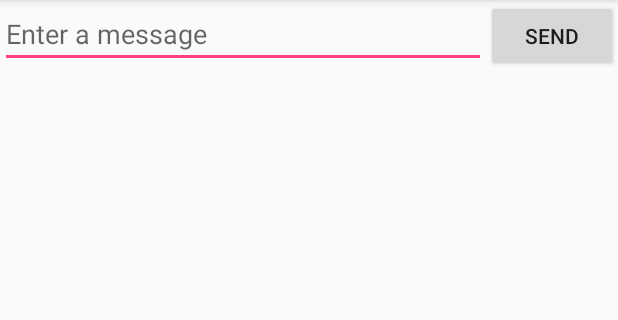
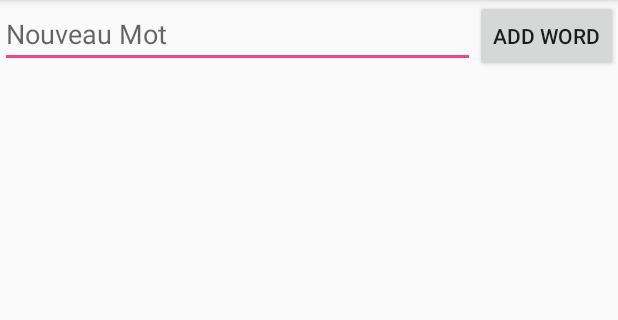
Before and after one commit to rjconrad/vocabkrunch, an Android app: the screen it shows after launch (ListActivity), on a phone screen of 412 x 824 dp, the part 84-404 px from its top. Run offline under Robolectric (Android 15) with nearby library versions, the phone set to English and light mode, and no system bars.

Commit message:
work on KrunchWord class mostly

```diff
--- a/app/src/main/java/org/gospelcoding/vocabkrunch/ListActivity.java
+++ b/app/src/main/java/org/gospelcoding/vocabkrunch/ListActivity.java
@@ -15,14 +15,28 @@ public class ListActivity extends AppCompatActivity {
     protected void onCreate(Bundle savedInstanceState) {
         super.onCreate(savedInstanceState);
         setContentView(R.layout.activity_list);
+
+        //KrunchDBHelper dbHelper = new KrunchDBHelper(this); //Debug code
+    }
+
+    @Override
+    protected void onResume(){
+        super.onResume();
+        updateList();
     }
 
     /** Called when user clicks the Send button */
-    public void sendMessage(View view){
-        Intent intent = new Intent(this, ReviewWordActivity.class);
-        EditText editText = (EditText) findViewById(R.id.edit_message);
-        String message = editText.getText().toString();
-        intent.putExtra(EXTRA_MESSAGE, message);
-        startActivity(intent);
+    public void addWord(View view){
+        //Intent intent = new Intent(this, ReviewWordActivity.class);
+        //intent.putExtra(EXTRA_MESSAGE, message);
+        //startActivity(intent);
+
+        EditText newWordText = (EditText) findViewById(R.id.edit_message);
+        String newWord = newWordText.getText().toString();
+
+    }
+
+    protected void updateList(){
+        //Call this to update the vocab list
     }
 }
--- a/app/src/main/res/layout/activity_list.xml
+++ b/app/src/main/res/layout/activity_list.xml
@@ -10,11 +10,11 @@
         android:layout_weight="1"
         android:layout_width="wrap_content"
         android:layout_height="wrap_content"
-        android:hint="@string/edit_message" />
+        android:hint="@string/new_word_prompt" />
 
     <Button
         android:layout_width="wrap_content"
         android:layout_height="wrap_content"
-        android:text="@string/button_send"
-        android:onClick="sendMessage" />
+        android:text="@string/button_add_word"
+        android:onClick="addWord" />
 </LinearLayout>
--- a/app/src/main/res/values/strings.xml
+++ b/app/src/main/res/values/strings.xml
@@ -1,6 +1,6 @@
 <resources>
     <string name="app_name">Vocab Krunch</string>
-    <string name="edit_message">Enter a message</string>
-    <string name="button_send">Send</string>
+    <string name="new_word_prompt">Nouveau Mot</string>
+    <string name="button_add_word">Add Word</string>
     <string name="title_activity_review_word">ReviewWordActivity</string>
 </resources>
```
Also changed, not shown: app/src/main/java/org/gospelcoding/vocabkrunch/KrunchDBContract.java (+0 -14 lines), app/src/main/java/org/gospelcoding/vocabkrunch/KrunchDBHelper.java (+12 -10 lines), app/src/main/java/org/gospelcoding/vocabkrunch/KrunchWord.java (added, +94 -0 lines).
